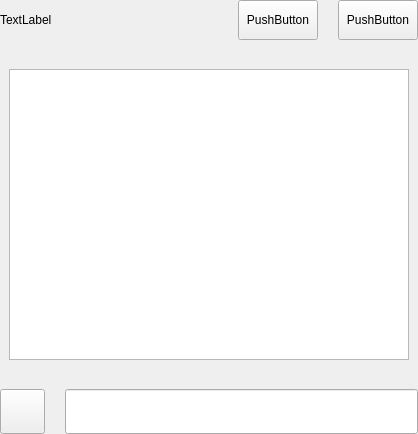
This is src/qt/vitae/settings/forms/settingsconsolewidget.ui in VitaeTeam/Vitae as Qt 5 draws it before an edit. The edited form follows.
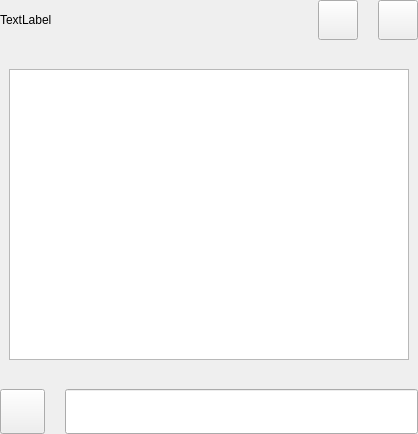
This is the edited form.

Commit message:
[GUI] Inform if open pivx conf and open backups folder failed due some OS incapacity/restriction. Plus minor cleanup over the touched files.
Github-Pull: #1125
Rebased-From: b3ce8df3b34f76bc19c7a3420ddf596f0ebccb3d

```diff
--- a/src/qt/vitae/settings/forms/settingsconsolewidget.ui
+++ b/src/qt/vitae/settings/forms/settingsconsolewidget.ui
@@ -83,7 +83,7 @@
              </size>
             </property>
             <property name="text">
-             <string>PushButton</string>
+             <string/>
             </property>
            </widget>
           </item>
@@ -102,7 +102,7 @@
              </size>
             </property>
             <property name="text">
-             <string>PushButton</string>
+             <string/>
             </property>
            </widget>
           </item>
```
The commit also changes 4 other files.
